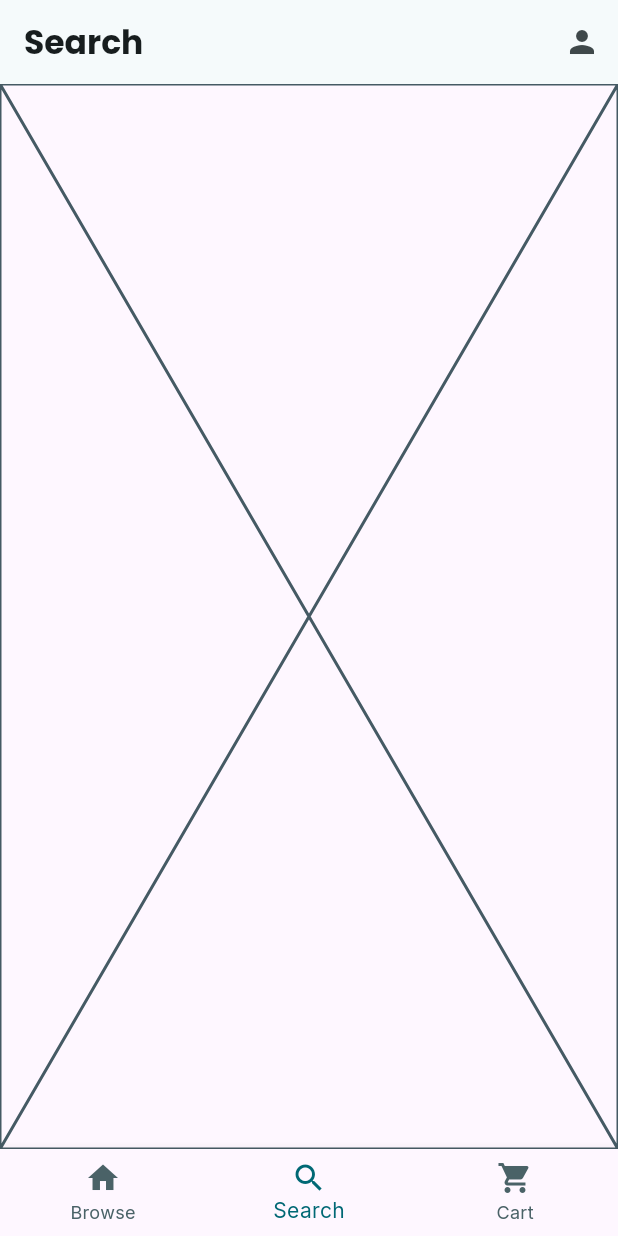
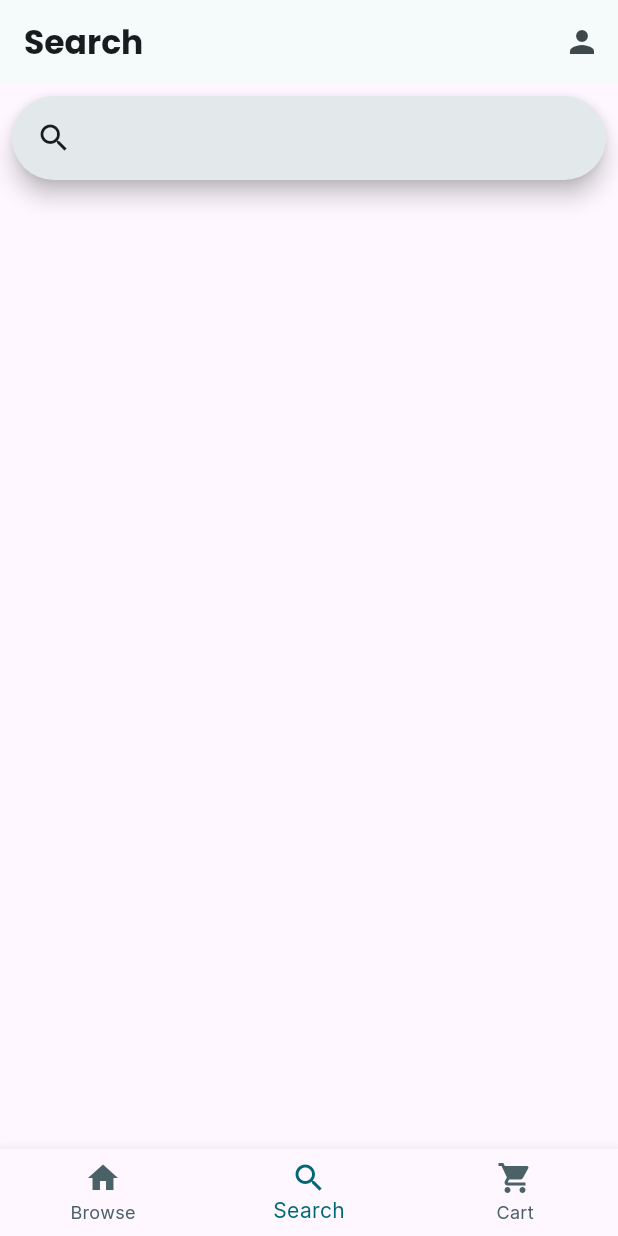
Before and after one commit to HarryXu497/grocery_store, a Flutter app: the screen it shows once a user with an empty profile is signed in, item 2 of the bottom bar chosen, on a phone screen of 412 x 824 dp. Run offline on Flutter 3.47's test engine with Material 3 defaults, Android fonts, the phone set to English and light mode, and no system bars; our stand-ins replace cloud_firestore, firebase_auth, firebase_core, flutter_dotenv, google_fonts; missing offline and left inert: firebase_ui_auth, firebase_ui_oauth_google; accounts and stored records are empty.

Commit message:
worked more on search bar and finished the ability to add to carts

```diff
--- a/lib/models/grocery_item.dart
+++ b/lib/models/grocery_item.dart
@@ -1,24 +1,30 @@
 import 'package:cloud_firestore/cloud_firestore.dart';
 
 class GroceryItem {
+  final String id;
   final String category;
   final List<String> imageURLs;
   final String name;
+  final String nameLowercase;
   final String quantity;
   final double price;
 
   GroceryItem({
+    required this.id,
     required this.category,
     required this.imageURLs,
     required this.name,
+    required this.nameLowercase,
     required this.quantity,
     required this.price,
   });
 
   GroceryItem.fromFirebase(DocumentSnapshot<Map<String, dynamic>> snapshot)
-      : category = snapshot.get("category"),
+      : id = snapshot.id,
+        category = snapshot.get("category"),
         imageURLs = List<String>.from(snapshot.get("imageURLs")),
         name = snapshot.get("name"),
+        nameLowercase = snapshot.get("nameLowercase"),
         quantity = snapshot.get("quantity"),
         price = snapshot.get("price") as double;
 
@@ -27,6 +33,7 @@ class GroceryItem {
       "category": category,
       "imageURLs": imageURLs,
       "name": name,
+      "nameLowercase": nameLowercase,
       "quantity": quantity,
       "price": price,
     };
--- a/lib/screens/search_screen.dart
+++ b/lib/screens/search_screen.dart
@@ -1,11 +1,102 @@
+import 'package:cloud_firestore/cloud_firestore.dart';
 import 'package:flutter/material.dart';
+import 'package:grocery_store/firebase/firestore.dart';
+import 'package:grocery_store/models/grocery_item.dart';
+import 'package:grocery_store/utils/utils.dart';
+import 'package:grocery_store/widgets/categorized_item_list.dart';
 
-class SearchScreen extends StatelessWidget {
+Query<GroceryItem> searchStream(
+  String? searchTerm,
+) {
+  final itemsCollection =
+      firestore.collection("items").withConverter<GroceryItem>(
+            fromFirestore: (snapshot, _) => GroceryItem.fromFirebase(snapshot),
+            toFirestore: (model, _) => model.toFirebase(),
+          );
+
+  if (searchTerm == null) {
+    return itemsCollection;
+  } else {
+    searchTerm = searchTerm.toLowerCase();
+
+    return itemsCollection.where(
+      "nameLowercase",
+      isGreaterThanOrEqualTo: searchTerm,
+      isLessThan: searchTerm.substring(0, searchTerm.length - 1) +
+          String.fromCharCode(
+            searchTerm.codeUnitAt(searchTerm.length - 1) + 1,
+          ),
+    );
+  }
+}
+
+class SearchScreen extends StatefulWidget {
   const SearchScreen({super.key});
 
   @override
+  State<SearchScreen> createState() => _SearchScreenState();
+}
+
+class _SearchScreenState extends State<SearchScreen> {
+  var _itemsStream = searchStream(null).snapshots().map(categoryMapper);
+
+  @override
   Widget build(BuildContext context) {
-    return const Placeholder();
+    return Column(
+      children: [
+        Padding(
+          padding: const EdgeInsets.all(8.0),
+          child: SearchAnchor(
+            builder: (context, controller) {
+              return SearchBar(
+                controller: controller,
+                onSubmitted: (input) {
+                  print(input);
+                  controller.closeView(input);
+                },
+                padding: const WidgetStatePropertyAll<EdgeInsets>(
+                  EdgeInsets.symmetric(horizontal: 16.0),
+                ),
+                onTap: () {
+                  controller.openView();
+                },
+                onChanged: (input) {
+                  controller.openView();
+
+                  setState(() {
+                    _itemsStream =
+                        searchStream(input).snapshots().map(categoryMapper);
+                  });
+                },
+                leading: const Icon(Icons.search),
+              );
+            },
+            suggestionsBuilder: (context, controller) async {
+              final suggestions = await searchStream(controller.text).get();
+
+              final suggestionNames =
+                  suggestions.docs.map((doc) => doc.get("name") as String);
+
+              return suggestionNames.map((name) {
+                return ListTile(
+                  title: Text(name),
+                  onTap: () {
+                    setState(() {
+                      controller.closeView(name);
+                    });
+                  },
+                );
+              }).toList();
+            },
+          ),
+        ),
+        Expanded(
+          child: CategorizedItemList(
+            itemsStream: _itemsStream,
+          ),
+        ),
+      ],
+    );
   }
 }
 
--- /dev/null
+++ b/lib/utils/utils.dart
@@ -0,0 +1,11 @@
+import 'package:cloud_firestore/cloud_firestore.dart';
+import 'package:collection/collection.dart';
+import 'package:grocery_store/models/grocery_item.dart';
+
+Map<String, List<QueryDocumentSnapshot<GroceryItem>>> categoryMapper(
+    QuerySnapshot<GroceryItem> snapshot) {
+  return groupBy(
+    snapshot.docs.toList(),
+    (snapshot) => snapshot.get("category") as String,
+  );
+}
--- /dev/null
+++ b/lib/widgets/categorized_item_list.dart
@@ -0,0 +1,49 @@
+import 'package:cloud_firestore/cloud_firestore.dart';
+import 'package:flutter/material.dart';
+import 'package:grocery_store/models/grocery_item.dart';
+import 'package:grocery_store/widgets/item_group.dart';
+
+class CategorizedItemList extends StatelessWidget {
+  const CategorizedItemList({
+    super.key,
+    required Stream<Map<String, List<QueryDocumentSnapshot<GroceryItem>>>> itemsStream,
+  }) : _itemsStream = itemsStream;
+
+  final Stream<Map<String, List<QueryDocumentSnapshot<GroceryItem>>>> _itemsStream;
+
+  @override
+  Widget build(BuildContext context) {
+    return StreamBuilder(
+      stream: _itemsStream,
+      builder: (context, snapshot) {
+        if (snapshot.hasError || snapshot.data == null) {
+          return const Center(
+            child: Text(
+              "Something went wrong. Please try again",
+            ),
+          );
+        }
+
+        if (snapshot.connectionState == ConnectionState.waiting) {
+          return const CircularProgressIndicator.adaptive();
+        }
+
+        return ListView.builder(
+          itemCount: snapshot.data!.length,
+          itemBuilder: (context, index) {
+            final entry = snapshot.data!.entries.elementAt(index);
+
+            return ItemGroup(
+              category: entry.key,
+              items: entry.value
+                  .map(
+                    (e) => e.data(),
+                  )
+                  .toList(),
+            );
+          },
+        );
+      },
+    );
+  }
+}
--- a/lib/widgets/item_display.dart
+++ b/lib/widgets/item_display.dart
@@ -107,7 +107,7 @@ class CoverImage extends StatelessWidget {
             topRight: Radius.circular(10.0),
           ),
           child: Hero(
-            tag: 'item-image',
+            tag: "item-image-${item.id}",
             child: Image.network(
               item.imageURLs[0],
               height: 140,
```
Also changed, not shown: lib/screens/browse_screen.dart (+4 -41 lines), lib/screens/item_screen.dart (+58 -4 lines), lib/screens/navigation_screen.dart (+9 -6 lines).
